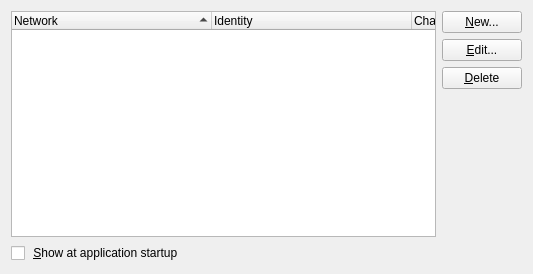
Above: src/irc/serverlistdialogui.ui from KDE/konversation before the change. Below: the same form after it.
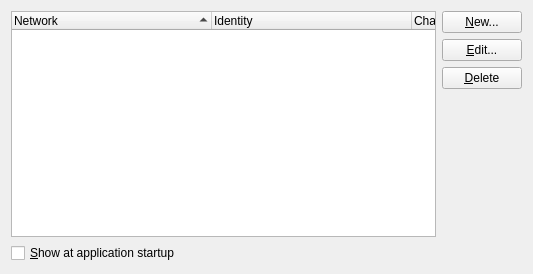
That is the form after the change. Custom widgets are drawn as their Qt base class.

Commit message: - put back accelerators and buddies for labels, as they were in kde3's version - remove extra markup - put back some tooltips and whatsthis - (correctly) fix few strings, also to match their kde3 equivalents

```diff
--- a/src/irc/serverlistdialogui.ui
+++ b/src/irc/serverlistdialogui.ui
@@ -14,7 +14,7 @@
    <item row="4" column="0">
     <widget class="QCheckBox" name="m_showAtStartup">
      <property name="text">
-      <string> &amp;Show at application startup</string>
+      <string>&amp;Show at application startup</string>
      </property>
     </widget>
    </item>
```
Left out of the diff: 3 changed lines with no effect on the pictures. The commit also changes 1 other file.
